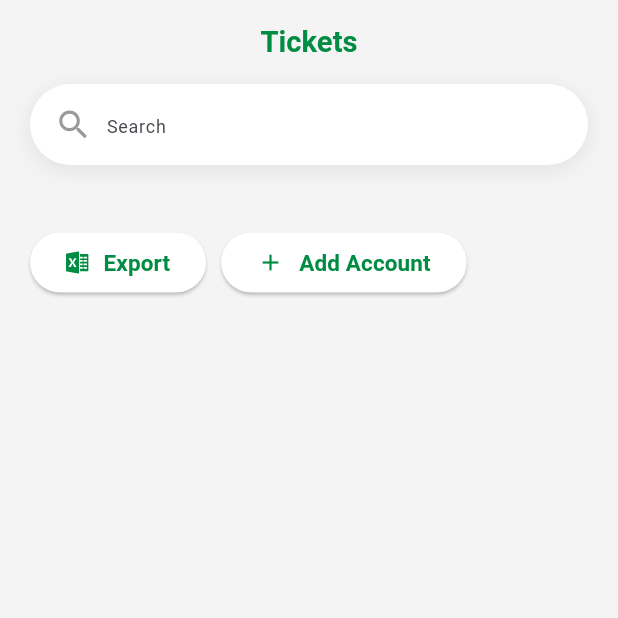
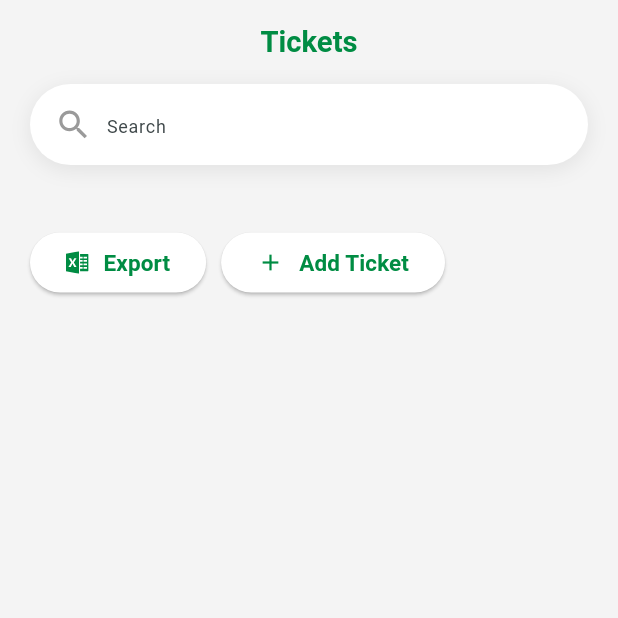
Before and after one commit to AhmadHamdy1101/EFS-Misr, a Flutter app: the TicketPage screen opened directly, on a phone screen of 412 x 824 dp, the top half of it. Run offline on Flutter 3.47's test engine with Material 3 defaults, Android fonts, the phone set to English and light mode, and no system bars; our stand-ins replace bloc, dartz, flutter_bloc, flutter_svg, get, get_it and 4 more; missing offline and left inert: file_saver, mobile_scanner, syncfusion_flutter_xlsio; accounts and stored records are empty; network calls fail; Roboto replaces fonts that are missing (lato).

Commit message:
update 16/9/2025

```diff
--- a/lib/Features/Home/presentation/widgets/add_accounts_page_body.dart
+++ b/lib/Features/Home/presentation/widgets/add_accounts_page_body.dart
@@ -160,7 +160,7 @@ class _AddAccountPageBodyState extends State<AddAccountPageBody> {
                     child: ElevatedButton(
                       style: ButtonStyle(
                         padding: WidgetStatePropertyAll(
-                          EdgeInsets.symmetric(vertical: 20),
+                          EdgeInsets.symmetric(vertical: 10),
                         ),
                         backgroundColor: WidgetStatePropertyAll(
                           AppColors.green,
--- a/lib/Features/Home/presentation/widgets/ticket_details_page_body.dart
+++ b/lib/Features/Home/presentation/widgets/ticket_details_page_body.dart
@@ -189,7 +189,7 @@ class TicketDetailsPageBody extends StatelessWidget {
                                     onpressed: () {},
                                     text: 'Canceled',
                                     bordercolor: AppColors.green,
-                                    toppadding: 15,
+                                    toppadding: 15.0,
                                     textstyle: AppTextStyle.latoBold20(context),
                                   ),
                                 ),
@@ -200,7 +200,7 @@ class TicketDetailsPageBody extends StatelessWidget {
                                     onpressed: () {},
                                     foregroundcolor: AppColors.white,
                                     color: AppColors.green,
-                                    toppadding: 15,
+                                    toppadding: 15.0,
                                     textstyle: AppTextStyle.latoBold20(context),
                                   ),
                                 ),
@@ -446,7 +446,7 @@ class TicketDetailsPageBody extends StatelessWidget {
                                                 ),
                                                 CustomButtonWidget(
                                                   screenWidth: screenWidth,
-                                                  toppadding: 10,
+                                                  toppadding: 10.0,
                                                   textstyle: AppTextStyle.latoBold20(context),
                                                   foregroundcolor: AppColors.white,
                                                   onpressed: () {
--- a/lib/Features/Home/presentation/widgets/ticket_page_body.dart
+++ b/lib/Features/Home/presentation/widgets/ticket_page_body.dart
@@ -121,7 +121,7 @@ class _TicketPageBodyState extends State<TicketPageBody> {
                           children: [
                             Icon(Icons.add, color: AppColors.green),
                             Text(
-                              'Add Account',
+                              'Add Ticket',
                               style: AppTextStyle.latoBold20(
                                 context,
                               ).copyWith(color: AppColors.green),
--- a/lib/core/utils/widgets/custom_button_widget.dart
+++ b/lib/core/utils/widgets/custom_button_widget.dart
@@ -9,7 +9,7 @@ class CustomButtonWidget extends StatelessWidget {
     required this.screenWidth, this.text, this.color, this.foregroundcolor, this.onpressed, this.toppadding, this.textstyle,
   });
 
-  final double screenWidth;
+  final screenWidth;
   final text;
   final color;
   final foregroundcolor;
--- a/lib/core/utils/widgets/custom_outline_button_widget.dart
+++ b/lib/core/utils/widgets/custom_outline_button_widget.dart
@@ -9,7 +9,7 @@ class CustomOutlineButtonWidget extends StatelessWidget {
     required this.screenWidth, this.text, this.color, this.foregroundcolor, this.onpressed, this.bordercolor, this.toppadding, this.textstyle,
   });
 
-  final double screenWidth;
+  final screenWidth;
   final text;
   final color;
   final foregroundcolor;
--- a/lib/main.dart
+++ b/lib/main.dart
@@ -6,6 +6,7 @@ import 'package:efs_misr/Features/Home/presentation/viewmodel/accounts_cubit.dar
 import 'package:efs_misr/Features/Home/presentation/viewmodel/assets_cubit.dart';
 import 'package:efs_misr/Features/Home/presentation/viewmodel/qrcode_cubit.dart';
 import 'package:efs_misr/Features/Home/presentation/viewmodel/tickets_cubit.dart';
+import 'package:efs_misr/core/utils/app_colors.dart';
 import 'package:efs_misr/core/utils/app_translations.dart';
 import 'package:flutter/material.dart';
 import 'package:flutter_bloc/flutter_bloc.dart';
@@ -38,7 +39,7 @@ class MyApp extends StatelessWidget {
       debugShowCheckedModeBanner: false,
       title: 'EFS',
       theme: ThemeData(
-        colorScheme: ColorScheme.fromSeed(seedColor: Colors.deepPurple),
+        colorScheme: ColorScheme.fromSeed(seedColor: AppColors.appBackground),
       ),
       home: MainApp(),
     ));
```
